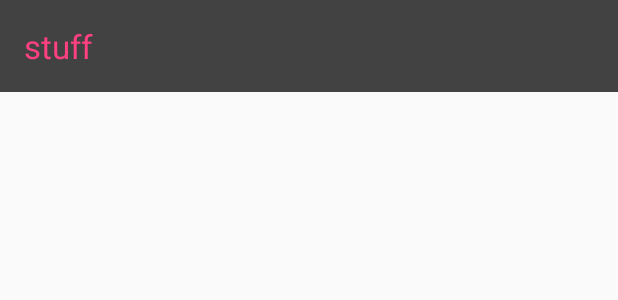
After one commit to zenstateofmind/Enlighten-master, an Android app: the layout widget_list_item.xml on its own in the app's theme, with its tools: preview values and no code run, on a phone screen of 412 x 824 dp. The commit adds this screen. Shown: the top 300 px of the screen. Run offline under Robolectric (Android 15) with nearby library versions, the phone set to English and light mode, and no system bars.

Commit message:
Add RemoteViewService to widgetProvider to get db data

```diff
--- a/app/build.gradle
+++ b/app/build.gradle
@@ -8,7 +8,7 @@ android {
 
     defaultConfig {
         applicationId "com.example.nikhiljoshi.enlighten"
-        minSdkVersion 10
+        minSdkVersion 15
         targetSdkVersion 23
         versionCode 1
         versionName "1.0"
--- a/app/src/main/AndroidManifest.xml
+++ b/app/src/main/AndroidManifest.xml
@@ -51,6 +51,12 @@
                        android:resource="@xml/widget_twitter_friends_info" />
         </receiver>
 
+        <service
+            android:name=".widget.WidgetTwitterFriendsRemoteViewService"
+            android:enabled="true"
+            android:exported="false"
+            android:permission="android.permission.BIND_REMOTEVIEWS" />
+
     </application>
 
 </manifest>
--- a/app/src/main/java/com/example/nikhiljoshi/enlighten/widget/WidgetTwitterFriendsProvider.java
+++ b/app/src/main/java/com/example/nikhiljoshi/enlighten/widget/WidgetTwitterFriendsProvider.java
@@ -3,6 +3,7 @@ package com.example.nikhiljoshi.enlighten.widget;
 import android.appwidget.AppWidgetManager;
 import android.appwidget.AppWidgetProvider;
 import android.content.Context;
+import android.content.Intent;
 import android.view.View;
 import android.widget.RemoteViews;
 
@@ -27,9 +28,10 @@ public class WidgetTwitterFriendsProvider extends AppWidgetProvider {
 
 
             if (activeSession != null) {
-
+                views.setRemoteAdapter(R.id.widget_list_view, new Intent(context, WidgetTwitterFriendsRemoteViewService.class));
             } else {
-                views.setViewVisibility(R.id.no_new_friends, View.VISIBLE);
+                views.setViewVisibility(R.id.not_logged_in, View.VISIBLE);
+                views.setViewVisibility(R.id.not_logged_in, View.INVISIBLE);
                 views.setViewVisibility(R.id.widget_list_view, View.INVISIBLE);
             }
 
--- /dev/null
+++ b/app/src/main/res/layout/widget_list_item.xml
@@ -0,0 +1,21 @@
+<?xml version="1.0" encoding="utf-8"?>
+
+<LinearLayout xmlns:android="http://schemas.android.com/apk/res/android"
+    android:id="@+id/widget_list_item"
+    android:layout_width="match_parent"
+    android:orientation="vertical"
+    android:layout_height="wrap_content"
+    android:background="@color/cardview_dark_background">
+
+    <TextView
+        android:id="@+id/widget_list_item_friend"
+        android:layout_width="match_parent"
+        android:layout_height="wrap_content"
+        android:fontFamily="sans-serif"
+        android:text="stuff"
+
+        android:textColor="@color/colorAccent"
+        android:padding="@dimen/activity_vertical_margin"
+        android:textAppearance="?android:textAppearanceLarge"
+        xmlns:android="http://schemas.android.com/apk/res/android" />
+</LinearLayout>
--- a/app/src/main/res/values/dimens.xml
+++ b/app/src/main/res/values/dimens.xml
@@ -10,6 +10,6 @@
 
     <dimen name="list_item_caption_padding">@dimen/abc_list_item_padding_horizontal_material</dimen>
     <dimen name="widget_default_height">120dp</dimen>
-    <dimen name="widget_default_width">100dp</dimen>
+    <dimen name="widget_default_width">200dp</dimen>
 
 </resources>
--- a/app/src/main/res/values/strings.xml
+++ b/app/src/main/res/values/strings.xml
@@ -27,5 +27,6 @@
     <string name="move_friends_to_pack">Move friends to Pack</string>
     <string name="logout">Logout</string>
     <string name="verify_user_wants_to_logout">Are you sure you want to logout of this awesomeness?</string>
-    <string name="please_add_friends_or_log_in">Either you haven't logged in or you haven't selected any friends</string>
+    <string name="please_log_in">Please log in!</string>
+    <string name="please_add_some_friends">Please add some friends!</string>
 </resources>
```
Also changed, not shown: app/src/main/java/com/example/nikhiljoshi/enlighten/widget/WidgetTwitterFriendsRemoteViewService.java (added, +109 -0 lines), app/src/main/res/layout/widget_layout.xml (+19 -6 lines).
